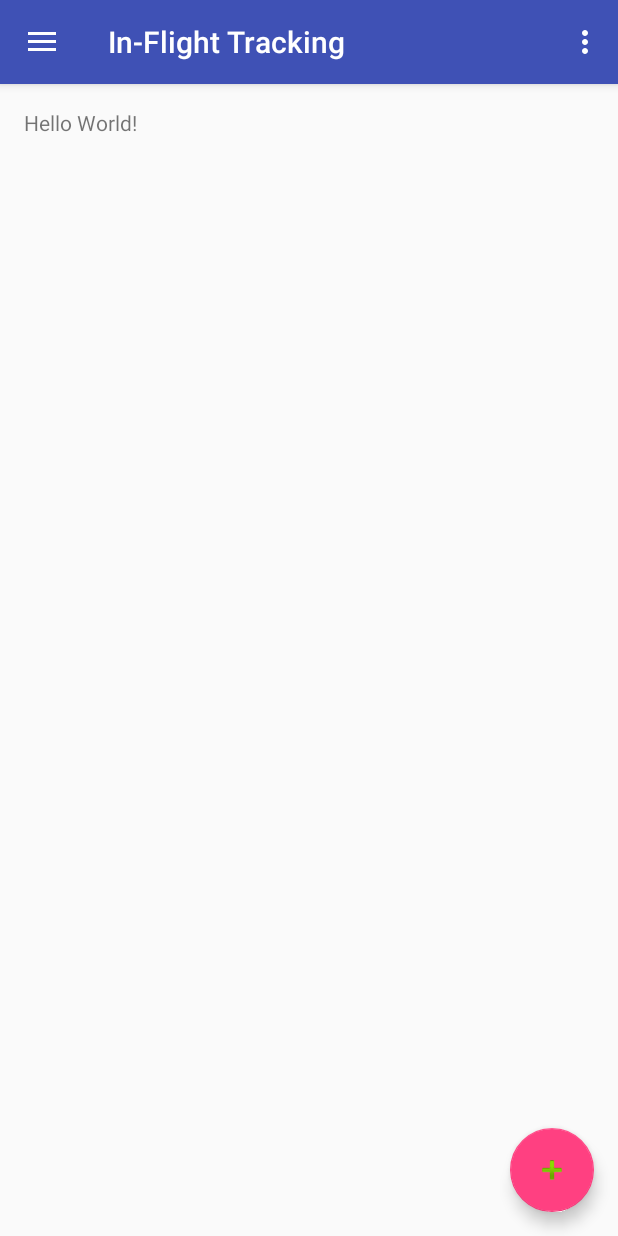
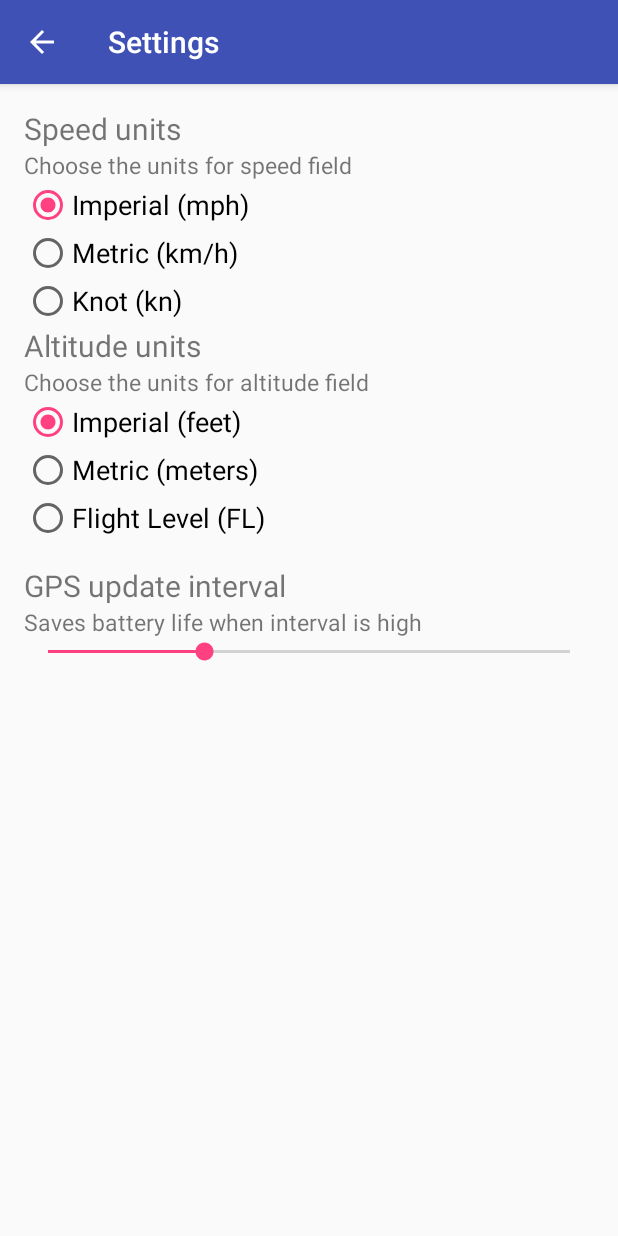
Before and after one commit to hnjoshi/In-flightTracking, an Android app: the screen it shows after launch (MainActivity before the commit, Settings after it), in the side drawer, after a tap on "Settings", on a phone screen of 412 x 824 dp. Run offline under Robolectric (Android 15) with nearby library versions, the phone set to English and light mode, and no system bars.

Commit message:
Completed Settings page backend code

```diff
--- a/app/src/main/java/com/startup/hnjoshi/in_flighttracking/MainActivity.java
+++ b/app/src/main/java/com/startup/hnjoshi/in_flighttracking/MainActivity.java
@@ -71,6 +71,9 @@ public class MainActivity extends AppCompatActivity
 
         //noinspection SimplifiableIfStatement
         if (id == R.id.action_settings) {
+            Intent myIntent = new Intent(MainActivity.this, Settings.class);
+            // myIntent.putExtra("key", value); //Optional parameters
+            MainActivity.this.startActivity(myIntent);
             return true;
         }
 
@@ -87,13 +90,16 @@ public class MainActivity extends AppCompatActivity
             // Handle the camera action
         } else if (id == R.id.nav_map) {
             Intent myIntent = new Intent(MainActivity.this, MapsActivity.class);
-            myIntent.putExtra("key", value); //Optional parameters
+            // myIntent.putExtra("key", value); //Optional parameters
             MainActivity.this.startActivity(myIntent);
         } else if (id == R.id.nav_gallery) {
 
         } else if (id == R.id.nav_slideshow) {
 
-        } else if (id == R.id.nav_manage) {
+        } else if (id == R.id.nav_settings) {
+            Intent myIntent = new Intent(MainActivity.this, Settings.class);
+            // myIntent.putExtra("key", value); //Optional parameters
+            MainActivity.this.startActivity(myIntent);
 
         } else if (id == R.id.nav_share) {
 
--- /dev/null
+++ b/app/src/main/java/com/startup/hnjoshi/in_flighttracking/Settings.java
@@ -0,0 +1,174 @@
+package com.startup.hnjoshi.in_flighttracking;
+
+import android.content.Context;
+import android.content.SharedPreferences;
+import android.os.Bundle;
+import android.support.design.widget.FloatingActionButton;
+import android.support.design.widget.Snackbar;
+import android.support.v7.app.AppCompatActivity;
+import android.support.v7.widget.Toolbar;
+import android.view.View;
+import android.widget.RadioGroup;
+import android.widget.SeekBar;
+
+public class Settings extends AppCompatActivity {
+
+    public static final String DEFAULT="N/A";
+
+    private SharedPreferences sharedPreferences;
+    private SharedPreferences.Editor editor;
+
+    private RadioGroup speedUnitsRadioGroup;
+    private RadioGroup altitudeUnitsRadioGroup;
+
+    private SeekBar update_interval_seekbar;
+
+    @Override
+    protected void onCreate(Bundle savedInstanceState) {
+        super.onCreate(savedInstanceState);
+        setContentView(R.layout.activity_settings);
+        Toolbar toolbar = (Toolbar) findViewById(R.id.toolbar);
+        setSupportActionBar(toolbar);
+
+        getSupportActionBar().setDisplayHomeAsUpEnabled(true);
+
+        speedUnitsRadioGroup = (RadioGroup)findViewById(R.id.speedUnitsRadioGroup);
+        altitudeUnitsRadioGroup = (RadioGroup)findViewById(R.id.altitudeUnitsRadioGroup);
+        update_interval_seekbar = (SeekBar)findViewById(R.id.update_interval_seekbar);
+
+        //SharedPreference Storage for user preferred settings
+        sharedPreferences = getSharedPreferences("In-flightTrackingData", Context.MODE_PRIVATE);
+        editor = sharedPreferences.edit();
+
+        //load user settings if exist In-flightTrackingData.xml file exist
+        loadUserSettings();
+
+        // Listeners for radio button and seek bar
+        SpeedUnitsListener();
+        AltitudeUnitsListener();
+        updateIntervalListener();
+    }
+
+    private void loadUserSettings() {
+        // if the key does not exist or unavailable then DEFAULT value is assigned to variable
+        // if the key exist or available then its corresponding value is assigned to variable
+        String speed_unit = sharedPreferences.getString("speed_unit", DEFAULT);
+        String altitude_unit = sharedPreferences.getString("altitude_unit", DEFAULT);
+        String update_interval = sharedPreferences.getString("update_interval", DEFAULT);
+
+        // if the value is not DEFAULT then we apply the user settings (Speed units) to activity
+        if(!speed_unit.equals(DEFAULT)){
+            if(speed_unit.equals("imperial")){
+                speedUnitsRadioGroup.check(R.id.speed_unit_imperial);
+            }
+            else if(speed_unit.equals("metric")){
+                speedUnitsRadioGroup.check(R.id.speed_unit_metric);
+            }
+            else {
+                speedUnitsRadioGroup.check(R.id.speed_unit_knot);
+            }
+        }
+
+        // if the value is not DEFAULT then we apply the user settings (Altitude units) to activity
+        if(!altitude_unit.equals(DEFAULT)){
+            if(altitude_unit.equals("imperial")){
+                altitudeUnitsRadioGroup.check(R.id.altitude_unit_imperial);
+            }
+            else if(altitude_unit.equals("metric")){
+                altitudeUnitsRadioGroup.check(R.id.altitude_unit_metric);
+            }
+            else {
+                altitudeUnitsRadioGroup.check(R.id.altitude_unit_flightLevel);
+            }
+        }
+
+        // if the value is not DEFAULT then we apply the user settings (update interval) to activity
+        if(!update_interval.equals(DEFAULT)){
+            update_interval_seekbar.setProgress(Integer.parseInt(update_interval));
+        }
+    }
+
+    private void SpeedUnitsListener() {
+        speedUnitsRadioGroup.setOnCheckedChangeListener(new RadioGroup.OnCheckedChangeListener() {
+            @Override
+            public void onCheckedChanged(RadioGroup group, int checkedId) {
+                switch (checkedId){
+                    case R.id.speed_unit_imperial:
+                        //Toast.makeText(getApplicationContext(), "You choose Imperial from speed", Toast.LENGTH_SHORT).show();
+                        editor.putString("speed_unit", "imperial");
+                        flagAsModified();
+                        editor.commit();
+                        break;
+                    case R.id.speed_unit_metric:
+                        //Toast.makeText(getApplicationContext(), "You choose Metric from speed", Toast.LENGTH_SHORT).show();
+                        editor.putString("speed_unit", "metric");
+                        flagAsModified();
+                        editor.commit();
+                        break;
+                    case R.id.speed_unit_knot:
+                        //Toast.makeText(getApplicationContext(), "You choose Knot from speed", Toast.LENGTH_SHORT).show();
+                        editor.putString("speed_unit", "knot");
+                        flagAsModified();
+                        editor.commit();
+                        break;
+                }
+            }
+        });
+    }
+
+    private void AltitudeUnitsListener() {
+        altitudeUnitsRadioGroup.setOnCheckedChangeListener(new RadioGroup.OnCheckedChangeListener() {
+            @Override
+            public void onCheckedChanged(RadioGroup group, int checkedId) {
+                switch (checkedId){
+                    case R.id.altitude_unit_imperial:
+                        //Toast.makeText(getApplicationContext(), "You choose Imperial from altitude", Toast.LENGTH_SHORT).show();
+                        editor.putString("altitude_unit", "imperial");
+                        flagAsModified();
+                        editor.commit();
+                        break;
+                    case R.id.altitude_unit_metric:
+                        //Toast.makeText(getApplicationContext(), "You choose Metric from altitude", Toast.LENGTH_SHORT).show();
+                        editor.putString("altitude_unit", "metric");
+                        flagAsModified();
+                        editor.commit();
+                        break;
+                    case R.id.altitude_unit_flightLevel:
+                        //Toast.makeText(getApplicationContext(), "You choose Flight Level from altitude", Toast.LENGTH_SHORT).show();
+                        editor.putString("altitude_unit", "flightLevel");
+                        flagAsModified();
+                        editor.commit();
+                        break;
+                }
+            }
+        });
+    }
+
+    private void updateIntervalListener() {
+        update_interval_seekbar.setOnSeekBarChangeListener(new SeekBar.OnSeekBarChangeListener() {
+            String progress;
+
+            @Override
+            public void onProgressChanged(SeekBar seekBar, int progress, boolean fromUser) {
+                this.progress = Integer.toString(progress);
+            }
+
+            @Override
+            public void onStartTrackingTouch(SeekBar seekBar) {
+
+            }
+
+            @Override
+            public void onStopTrackingTouch(SeekBar seekBar) {
+                editor.putString("update_interval", progress);
+                flagAsModified();
+                editor.commit();
+            }
+        });
+    }
+
+    private void flagAsModified(){
+        editor.putString("settings_modified", "true");
+    }
+
+}
--- /dev/null
+++ b/app/src/main/res/layout/activity_settings.xml
@@ -0,0 +1,26 @@
+<?xml version="1.0" encoding="utf-8"?>
+<android.support.design.widget.CoordinatorLayout xmlns:android="http://schemas.android.com/apk/res/android"
+    xmlns:app="http://schemas.android.com/apk/res-auto"
+    xmlns:tools="http://schemas.android.com/tools"
+    android:layout_width="match_parent"
+    android:layout_height="match_parent"
+    android:fitsSystemWindows="true"
+    tools:context="com.startup.hnjoshi.in_flighttracking.Settings">
+
+    <android.support.design.widget.AppBarLayout
+        android:layout_width="match_parent"
+        android:layout_height="wrap_content"
+        android:theme="@style/AppTheme.AppBarOverlay">
+
+        <android.support.v7.widget.Toolbar
+            android:id="@+id/toolbar"
+            android:layout_width="match_parent"
+            android:layout_height="?attr/actionBarSize"
+            android:background="?attr/colorPrimary"
+            app:popupTheme="@style/AppTheme.PopupOverlay" />
+
+    </android.support.design.widget.AppBarLayout>
+
+    <include layout="@layout/content_settings" />
+
+</android.support.design.widget.CoordinatorLayout>
--- /dev/null
+++ b/app/src/main/res/layout/content_settings.xml
@@ -0,0 +1,122 @@
+<?xml version="1.0" encoding="utf-8"?>
+<RelativeLayout xmlns:android="http://schemas.android.com/apk/res/android"
+    xmlns:app="http://schemas.android.com/apk/res-auto"
+    xmlns:tools="http://schemas.android.com/tools"
+    android:id="@+id/content_settings"
+    android:layout_width="match_parent"
+    android:layout_height="match_parent"
+    android:paddingBottom="@dimen/activity_vertical_margin"
+    android:paddingLeft="@dimen/activity_horizontal_margin"
+    android:paddingRight="@dimen/activity_horizontal_margin"
+    android:paddingTop="@dimen/activity_vertical_margin"
+    app:layout_behavior="@string/appbar_scrolling_view_behavior"
+    tools:context="com.startup.hnjoshi.in_flighttracking.Settings"
+    tools:showIn="@layout/activity_settings">
+
+    <LinearLayout
+        android:layout_width="match_parent"
+        android:layout_height="match_parent"
+        android:orientation="vertical">
+
+        <!-- Speed units settings -->
+        <TextView
+            android:layout_width="wrap_content"
+            android:layout_height="wrap_content"
+            android:text="Speed units"
+            android:textSize="@dimen/settings_label"
+            android:id="@+id/speedUnitTextView"/>
+        <TextView
+            android:layout_width="wrap_content"
+            android:layout_height="wrap_content"
+            android:text="Choose the units for speed field"
+            android:textSize="@dimen/settings_desc"
+            android:id="@+id/speedDescTextView"/>
+        <RadioGroup
+            android:id="@+id/speedUnitsRadioGroup"
+            android:layout_width="wrap_content"
+            android:layout_height="wrap_content">
+
+            <RadioButton
+                android:layout_width="wrap_content"
+                android:layout_height="wrap_content"
+                android:text="Imperial (mph)"
+                android:id="@+id/speed_unit_imperial"
+                android:textSize="@dimen/settings_item"
+                android:checked="true" />
+            <RadioButton
+                android:layout_width="wrap_content"
+                android:layout_height="wrap_content"
+                android:text="Metric (km/h)"
+                android:textSize="@dimen/settings_item"
+                android:id="@+id/speed_unit_metric" />
+            <RadioButton
+                android:layout_width="wrap_content"
+                android:layout_height="wrap_content"
+                android:text="Knot (kn)"
+                android:textSize="@dimen/settings_item"
+                android:id="@+id/speed_unit_knot" />
+        </RadioGroup>
+
+        <!-- Altitude units settings -->
+        <TextView
+            android:layout_width="wrap_content"
+            android:layout_height="wrap_content"
+            android:text="Altitude units"
+            android:textSize="@dimen/settings_label"
+            android:id="@+id/altitudeUnitTextView"/>
+        <TextView
+            android:layout_width="wrap_content"
+            android:layout_height="wrap_content"
+            android:text="Choose the units for altitude field"
+            android:textSize="@dimen/settings_desc"
+            android:id="@+id/altitudeDescTextView"/>
+        <RadioGroup
+            android:id="@+id/altitudeUnitsRadioGroup"
+            android:layout_width="wrap_content"
+            android:layout_height="wrap_content">
+
+            <RadioButton
+                android:layout_width="wrap_content"
+                android:layout_height="wrap_content"
+                android:text="Imperial (feet)"
+                android:id="@+id/altitude_unit_imperial"
+                android:textSize="@dimen/settings_item"
+                android:checked="true" />
+            <RadioButton
+                android:layout_width="wrap_content"
+                android:layout_height="wrap_content"
+                android:text="Metric (meters)"
+                android:textSize="@dimen/settings_item"
+                android:id="@+id/altitude_unit_metric" />
+            <RadioButton
+                android:layout_width="wrap_content"
+                android:layout_height="wrap_content"
+                android:text="Flight Level (FL)"
+                android:textSize="@dimen/settings_item"
+                android:id="@+id/altitude_unit_flightLevel" />
+        </RadioGroup>
+
+        <!-- Update interval settins -->
+        <TextView
+            android:layout_width="wrap_content"
+            android:layout_height="wrap_content"
+            android:textSize="@dimen/settings_label"
+            android:text="GPS update interval"
+            android:id="@+id/intervalTextView"
+            android:paddingTop="15dp" />
+        <TextView
+            android:layout_width="wrap_content"
+            android:layout_height="wrap_content"
+            android:textSize="@dimen/settings_desc"
+            android:text="Saves battery life when interval is high"
+            android:id="@+id/intervalDescTextView" />
+        <SeekBar
+            android:layout_width="match_parent"
+            android:layout_height="wrap_content"
+            android:id="@+id/update_interval_seekbar"
+            android:max="10"
+            android:progress="3" />
+
+    </LinearLayout>
+
+</RelativeLayout>
--- a/app/src/main/res/menu/activity_main_drawer.xml
+++ b/app/src/main/res/menu/activity_main_drawer.xml
@@ -19,7 +19,7 @@
             android:icon="@drawable/ic_menu_slideshow"
             android:title="Disable GPS" />
         <item
-            android:id="@+id/nav_manage"
+            android:id="@+id/nav_settings"
             android:icon="@drawable/ic_menu_manage"
             android:title="Settings" />
     </group>
--- a/app/src/main/res/values/dimens.xml
+++ b/app/src/main/res/values/dimens.xml
@@ -11,6 +11,10 @@
     <dimen name="normal_key">15sp</dimen>
     <dimen name="normal_value">20sp</dimen>
 
+    <dimen name="settings_label">20sp</dimen>
+    <dimen name="settings_desc">15sp</dimen>
+    <dimen name="settings_item">18sp</dimen>
+
     <!-- Large screen size fonts e.g.: 7 inches tablet -->
     <dimen name="large_key">20sp</dimen>
     <dimen name="large_value">25sp</dimen>
--- a/app/src/main/res/values/strings.xml
+++ b/app/src/main/res/values/strings.xml
@@ -6,4 +6,5 @@
 
     <string name="action_settings">Settings</string>
     <string name="title_activity_maps">Map</string>
+    <string name="title_activity_settings">Settings</string>
 </resources>
```
Also changed, not shown: app/src/main/AndroidManifest.xml (+9 -0 lines).
